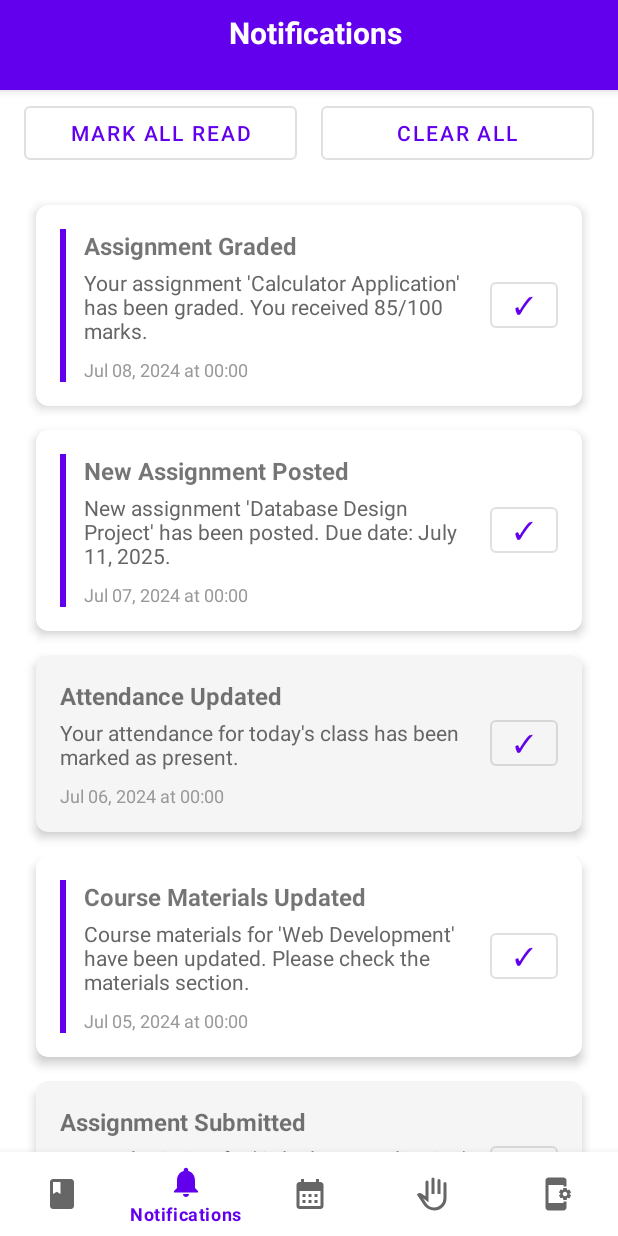
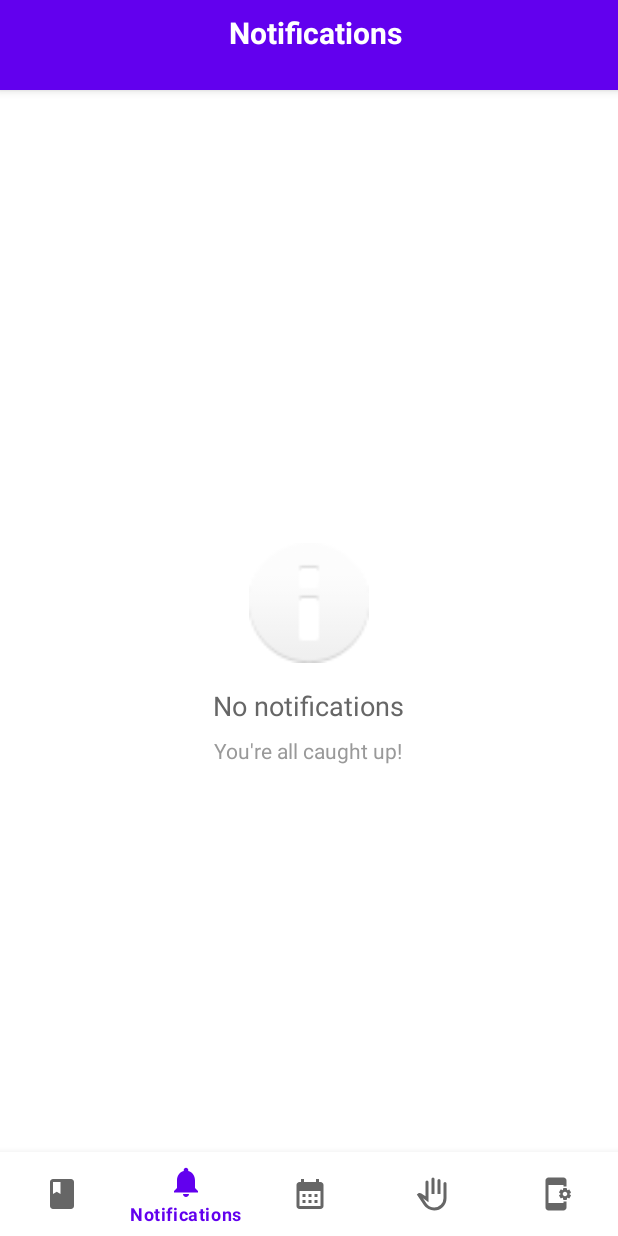
Before and after one commit to sachithasamadhib/EduStack, an Android app: the NotificationsFragment screen opened through its navigation route, on a phone screen of 412 x 824 dp. Run offline under Robolectric (Android 15) with nearby library versions, the phone set to English and light mode, and no system bars; our stand-ins replace Firebase (no records; nobody signed in at launch, a user with empty details on screens opened directly), navigation-ui.

Commit message:
Student notification

```diff
--- a/app/src/main/java/com/edustack/edustack/ui_Students/notifications/NotificationsFragment.kt
+++ b/app/src/main/java/com/edustack/edustack/ui_Students/notifications/NotificationsFragment.kt
@@ -6,10 +6,13 @@ import android.view.View
 import android.view.ViewGroup
 import android.widget.Toast
 import androidx.fragment.app.Fragment
+import androidx.lifecycle.lifecycleScope
 import androidx.recyclerview.widget.LinearLayoutManager
 import com.edustack.edustack.adapters.NotificationsAdapter
 import com.edustack.edustack.databinding.FragmentNotificationsBinding
 import com.edustack.edustack.model.NotificationItem
+import com.edustack.edustack.repository.StudentRepository
+import kotlinx.coroutines.launch
 
 class NotificationsFragment : Fragment() {
 
@@ -53,86 +56,94 @@ class NotificationsFragment : Fragment() {
     }
 
     private fun loadNotifications() {
-        // TODO: Replace with Firebase data
-        val dummyNotifications = getDummyNotifications()
+        // Commented out dummy data usage
+        // val dummyNotifications = getDummyNotifications()
+        // val studentNotifications = dummyNotifications.filter { it.type == "STUDENT" }
+        // notificationsList.clear()
+        // notificationsList.addAll(studentNotifications)
+        // notificationsAdapter.updateNotifications(notificationsList)
+        // updateEmptyState()
 
-        // Filter for STUDENT type notifications
-        val studentNotifications = dummyNotifications.filter { it.type == "STUDENT" }
-
-        notificationsList.clear()
-        notificationsList.addAll(studentNotifications)
-        notificationsAdapter.updateNotifications(notificationsList)
-
-        updateEmptyState()
+        // Firebase integration: Load notifications for the current student
+        val repository = StudentRepository()
+        lifecycleScope.launch {
+            val notifications = repository.getNotificationsForCurrentStudent()
+            val studentNotifications = notifications.filter { it.type == "STUDENT" }
+            notificationsList.clear()
+            notificationsList.addAll(studentNotifications)
+            notificationsAdapter.updateNotifications(notificationsList)
+            updateEmptyState()
+        }
     }
 
-    private fun getDummyNotifications(): List<NotificationItem> {
-        return listOf(
-            NotificationItem(
-                id = "1",
-                date = 1720396800000L, // July 8, 2025
-                description = "Your assignment 'Calculator Application' has been graded. You received 85/100 marks.",
-                personID = "1",
-                title = "Assignment Graded",
-                type = "STUDENT",
-                isRead = false
-            ),
-            NotificationItem(
-                id = "2",
-                date = 1720310400000L, // July 7, 2025
-                description = "New assignment 'Database Design Project' has been posted. Due date: July 11, 2025.",
-                personID = "1",
-                title = "New Assignment Posted",
-                type = "STUDENT",
-                isRead = false
-            ),
-            NotificationItem(
-                id = "3",
-                date = 1720224000000L, // July 6, 2025
-                description = "Your attendance for today's class has been marked as present.",
-                personID = "1",
-                title = "Attendance Updated",
-                type = "STUDENT",
-                isRead = true
-            ),
-            NotificationItem(
-                id = "4",
-                date = 1720137600000L, // July 5, 2025
-                description = "Course materials for 'Web Development' have been updated. Please check the materials section.",
-                personID = "1",
-                title = "Course Materials Updated",
-                type = "STUDENT",
-                isRead = false
-            ),
-            NotificationItem(
-                id = "5",
-                date = 1720051200000L, // July 4, 2025
-                description = "Your submission for 'Calculator Application' has been received successfully.",
-                personID = "1",
-                title = "Assignment Submitted",
-                type = "STUDENT",
-                isRead = true
-            ),
-            NotificationItem(
-                id = "6",
-                date = 1719964800000L, // July 3, 2025
-                description = "Class schedule has been updated. Next class will be on July 8, 2025 at 10:00 AM.",
-                personID = "1",
-                title = "Schedule Update",
-                type = "STUDENT",
-                isRead = false
-            ),
-            NotificationItem(
-                id = "7",
-                date = 1719878400000L, // July 2, 2025
-                description = "This is a teacher notification that should not appear for students.",
-                personID = "1",
-                title = "Teacher Only Notification",
-                type = "TEACHER",
-                isRead = false
-            )
-        )
-    }
+    // Commented out dummy data function
+    // private fun getDummyNotifications(): List<NotificationItem> {
+    //     return listOf(
+    //         NotificationItem(
+    //             id = "1",
+    //             date = 1720396800000L, // July 8, 2025
+    //             description = "Your assignment 'Calculator Application' has been graded. You received 85/100 marks.",
+    //             personID = "1",
+    //             title = "Assignment Graded",
+    //             type = "STUDENT",
+    //             isRead = false
+    //         ),
+    //         NotificationItem(
+    //             id = "2",
+    //             date = 1720310400000L, // July 7, 2025
+    //             description = "New assignment 'Database Design Project' has been posted. Due date: July 11, 2025.",
+    //             personID = "1",
+    //             title = "New Assignment Posted",
+    //             type = "STUDENT",
+    //             isRead = false
+    //         ),
+    //         NotificationItem(
+    //             id = "3",
+    //             date = 1720224000000L, // July 6, 2025
+    //             description = "Your attendance for today's class has been marked as present.",
+    //             personID = "1",
+    //             title = "Attendance Updated",
+    //             type = "STUDENT",
+    //             isRead = true
+    //         ),
+    //         NotificationItem(
+    //             id = "4",
+    //             date = 1720137600000L, // July 5, 2025
+    //             description = "Course materials for 'Web Development' have been updated. Please check the materials section.",
+    //             personID = "1",
+    //             title = "Course Materials Updated",
+    //             type = "STUDENT",
+    //             isRead = false
+    //         ),
+    //         NotificationItem(
+    //             id = "5",
+    //             date = 1720051200000L, // July 4, 2025
+    //             description = "Your submission for 'Calculator Application' has been received successfully.",
+    //             personID = "1",
+    //             title = "Assignment Submitted",
+    //             type = "STUDENT",
+    //             isRead = true
+    //         ),
+    //         NotificationItem(
+    //             id = "6",
+    //             date = 1719964800000L, // July 3, 2025
+    //             description = "Class schedule has been updated. Next class will be on July 8, 2025 at 10:00 AM.",
+    //             personID = "1",
+    //             title = "Schedule Update",
+    //             type = "STUDENT",
+    //             isRead = false
+    //         ),
+    //         NotificationItem(
+    //             id = "7",
+    //             date = 1719878400000L, // July 2, 2025
+    //             description = "This is a teacher notification that should not appear for students.",
+    //             personID = "1",
+    //             title = "Teacher Only Notification",
+    //             type = "TEACHER",
+    //             isRead = false
+    //         )
+    //     )
+    // }
 
     private fun setupButtons() {
         binding.clearAllButton.setOnClickListener {
```
